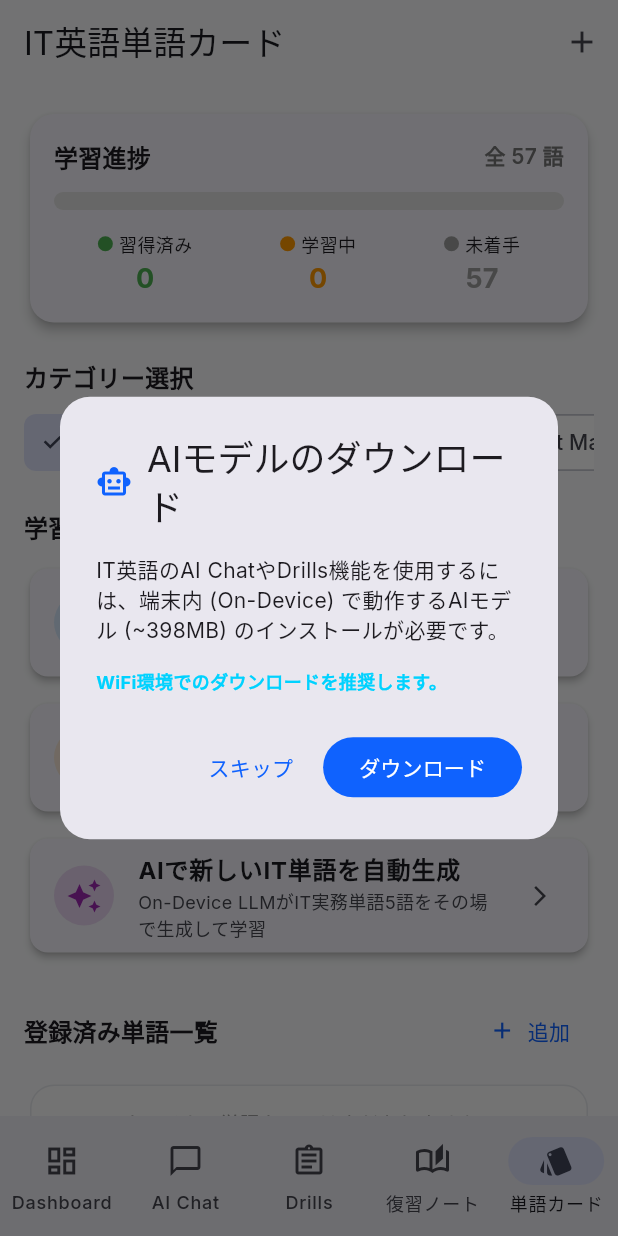
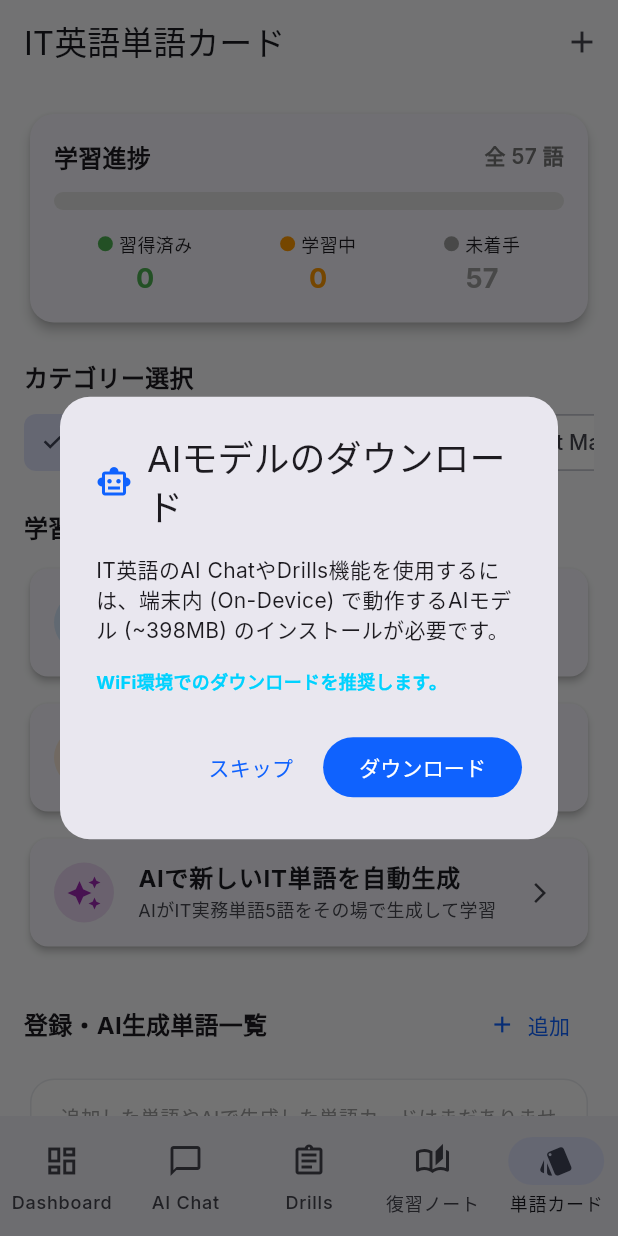
Before and after one commit to tomoaki-okubo/English_IT, a Flutter app: the FlashcardHomeScreen screen opened by its route, on a phone screen of 412 x 824 dp. Run offline on Flutter 3.47's test engine with Material 3 defaults, Android fonts, the phone set to English and light mode, and no system bars; our stand-ins replace flutter_local_notifications, flutter_riverpod, flutter_timezone, freezed_annotation, gap, go_router and 7 more; missing offline and left inert: dart:ffi, llama_cpp_dart; accounts and stored records are empty; network calls fail.

Commit message:
feat(flashcards): support AI card deletion, AI category filtering, and UI wording updates

```diff
--- a/lib/src/features/vocabulary/presentation/controllers/flashcard_controller.dart
+++ b/lib/src/features/vocabulary/presentation/controllers/flashcard_controller.dart
@@ -41,6 +41,11 @@ class FlashcardState {
   // Category Filtered Statistics
   List<Flashcard> get filteredCards {
     if (selectedCategory == null) return allCards;
+    if (selectedCategory == 'AI生成') {
+      return allCards
+          .where((c) => c.source == FlashcardSource.ai || c.category == 'AI生成')
+          .toList();
+    }
     return allCards.where((c) => c.category == selectedCategory).toList();
   }
 
@@ -70,7 +75,11 @@ class FlashcardState {
       sessionIndex < sessionDeck.length ? sessionDeck[sessionIndex] : null;
 
   List<String> get categories {
-    final cats = allCards.map((c) => c.category).toSet().toList()..sort();
+    final cats = allCards.map((c) => c.category).toSet().toList();
+    if (allCards.any((c) => c.source == FlashcardSource.ai) && !cats.contains('AI生成')) {
+      cats.add('AI生成');
+    }
+    cats.sort();
     return cats;
   }
 
@@ -206,6 +215,11 @@ class FlashcardController extends Notifier<FlashcardState> {
   List<Flashcard> _filteredCards() {
     if (state.selectedCategory == null) {
       return List<Flashcard>.from(state.allCards);
+    }
+    if (state.selectedCategory == 'AI生成') {
+      return state.allCards
+          .where((c) => c.source == FlashcardSource.ai || c.category == 'AI生成')
+          .toList();
     }
     return state.allCards
         .where((c) => c.category == state.selectedCategory)
--- a/lib/src/features/vocabulary/presentation/screens/flashcard_home_screen.dart
+++ b/lib/src/features/vocabulary/presentation/screens/flashcard_home_screen.dart
@@ -89,7 +89,7 @@ class FlashcardHomeScreen extends ConsumerWidget {
                   _buildModeCard(
                     context,
                     title: 'AIで新しいIT単語を自動生成',
-                    subtitle: 'On-Device LLMがIT実務単語5語をその場で生成して学習',
+                    subtitle: 'AIがIT実務単語5語をその場で生成して学習',
                     icon: Icons.auto_awesome,
                     color: Colors.purple,
                     onTap: () {
@@ -99,12 +99,12 @@ class FlashcardHomeScreen extends ConsumerWidget {
                   ),
                   const Gap(24),
 
-                  // --- User Custom Cards List Header ---
+                  // --- User & AI Cards List Header ---
                   Row(
                     mainAxisAlignment: MainAxisAlignment.spaceBetween,
                     children: [
                       Text(
-                        '登録済み単語一覧',
+                        '登録・AI生成単語一覧',
                         style: theme.textTheme.titleMedium?.copyWith(
                           fontWeight: FontWeight.bold,
                         ),
@@ -286,18 +286,18 @@ class FlashcardHomeScreen extends ConsumerWidget {
     FlashcardState state,
     FlashcardController controller,
   ) {
-    final userCards = state.allCards
-        .where((c) => c.source == FlashcardSource.user)
+    final managedCards = state.allCards
+        .where((c) => c.source == FlashcardSource.user || c.source == FlashcardSource.ai)
         .toList();
 
-    if (userCards.isEmpty) {
+    if (managedCards.isEmpty) {
       return Card(
         color: Colors.grey.shade50,
         child: const Padding(
           padding: EdgeInsets.all(16.0),
           child: Center(
             child: Text(
-              'オリジナル単語カードはまだありません。\n「+」ボタンから自分だけのIT英語単語を追加できます。',
+              '追加した単語やAIで生成した単語カードはまだありません。\n「+」ボタンから単語を追加するか、「AIで新しいIT単語を自動生成」を試してみてください。',
               textAlign: TextAlign.center,
               style: TextStyle(color: Colors.grey, fontSize: 13),
             ),
@@ -309,12 +309,23 @@ class FlashcardHomeScreen extends ConsumerWidget {
     return ListView.separated(
       shrinkWrap: true,
       physics: const NeverScrollableScrollPhysics(),
-      itemCount: userCards.length,
+      itemCount: managedCards.length,
       separatorBuilder: (ctx, index) => const Divider(height: 1),
       itemBuilder: (context, index) {
-        final card = userCards[index];
+        final card = managedCards[index];
         return ListTile(
-          title: Text(card.term, style: const TextStyle(fontWeight: FontWeight.bold)),
+          title: Row(
+            children: [
+              Expanded(
+                child: Text(
+                  card.term,
+                  style: const TextStyle(fontWeight: FontWeight.bold),
+                ),
+              ),
+              const Gap(8),
+              _buildManagedCardBadge(card.source),
+            ],
+          ),
           subtitle: Text('${card.meaning} (${card.category})'),
           trailing: IconButton(
             icon: const Icon(Icons.delete_outline, color: Colors.red),
@@ -323,6 +334,45 @@ class FlashcardHomeScreen extends ConsumerWidget {
         );
       },
     );
+  }
+
+  Widget _buildManagedCardBadge(FlashcardSource source) {
+    if (source == FlashcardSource.ai) {
+      return Container(
+        padding: const EdgeInsets.symmetric(horizontal: 6, vertical: 2),
+        decoration: BoxDecoration(
+          color: Colors.purple.shade50,
+          borderRadius: BorderRadius.circular(8),
+          border: Border.all(color: Colors.purple.shade200),
+        ),
+        child: const Text(
+          'AI生成',
+          style: TextStyle(
+            fontSize: 10,
+            color: Colors.purple,
+            fontWeight: FontWeight.bold,
+          ),
+        ),
+      );
+    } else if (source == FlashcardSource.user) {
+      return Container(
+        padding: const EdgeInsets.symmetric(horizontal: 6, vertical: 2),
+        decoration: BoxDecoration(
+          color: Colors.teal.shade50,
+          borderRadius: BorderRadius.circular(8),
+          border: Border.all(color: Colors.teal.shade200),
+        ),
+        child: const Text(
+          'カスタム',
+          style: TextStyle(
+            fontSize: 10,
+            color: Colors.teal,
+            fontWeight: FontWeight.bold,
+          ),
+        ),
+      );
+    }
+    return const SizedBox.shrink();
   }
 
   void _confirmDelete(
--- a/lib/src/features/vocabulary/presentation/screens/flashcard_session_screen.dart
+++ b/lib/src/features/vocabulary/presentation/screens/flashcard_session_screen.dart
@@ -85,7 +85,7 @@ class _FlashcardSessionScreenState
               CircularProgressIndicator(),
               Gap(16),
               Text(
-                'On-Device LLMがIT実務単語を生成しています...\n(数秒お待ちください)',
+                'AIがIT実務単語を生成しています...\n(数秒お待ちください)',
                 textAlign: TextAlign.center,
                 style: TextStyle(fontSize: 15),
               ),
```
